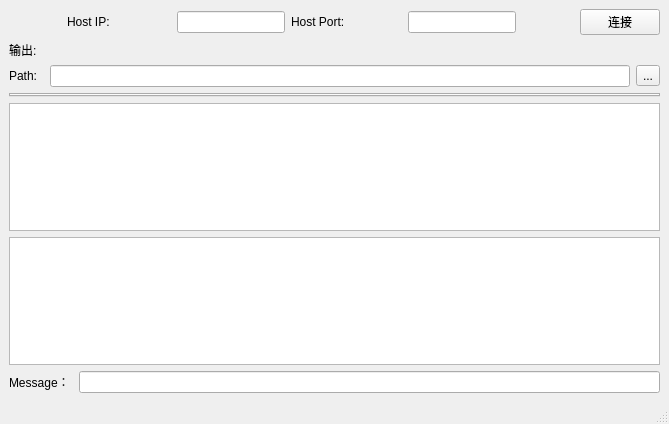
Old version of the form mainwindow.ui in the repository yinqinghe/C2_client.
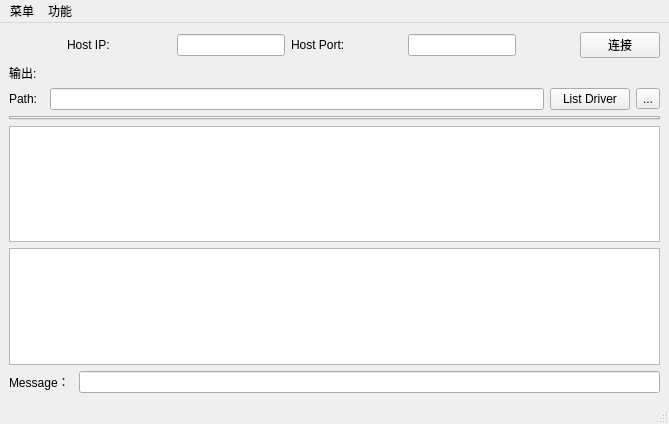
New version of the form.

```diff
--- a/mainwindow.ui
+++ b/mainwindow.ui
@@ -146,6 +146,13 @@
         <item>
          <widget class="QLineEdit" name="lineEdit_4"/>
         </item>
+        <item>
+         <widget class="QPushButton" name="pushButton_2">
+          <property name="text">
+           <string>List Driver</string>
+          </property>
+         </widget>
+        </item>
         <item>
          <widget class="QToolButton" name="toolButton">
           <property name="cursor">
@@ -174,6 +181,19 @@
      <height>17</height>
     </rect>
    </property>
+   <widget class="QMenu" name="menu1">
+    <property name="title">
+     <string>菜单</string>
+    </property>
+   </widget>
+   <widget class="QMenu" name="menu">
+    <property name="title">
+     <string>功能</string>
+    </property>
+    <addaction name="actionCamera"/>
+   </widget>
+   <addaction name="menu1"/>
+   <addaction name="menu"/>
   </widget>
   <widget class="QStatusBar" name="statusbar"/>
  </widget>
```
Left out of the diff: 5 changed lines with no effect on the pictures.
